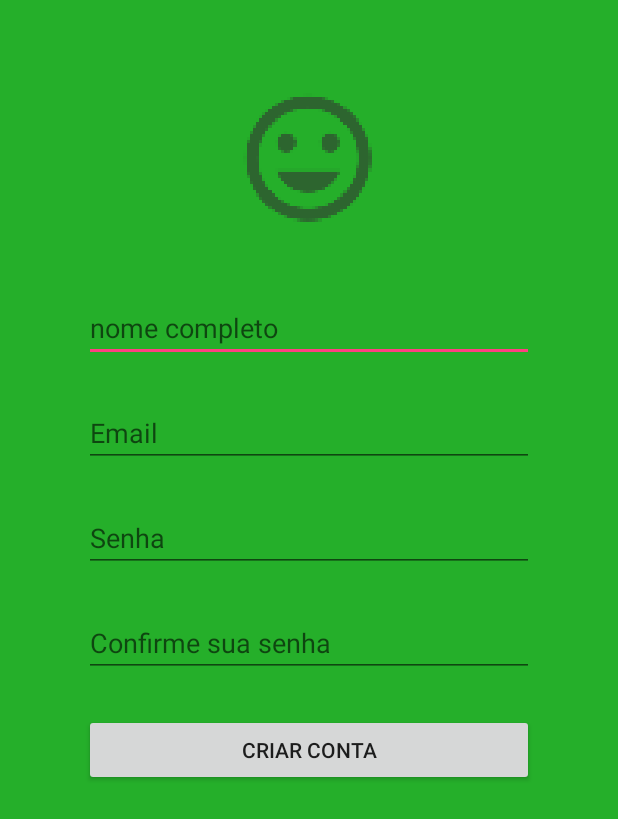
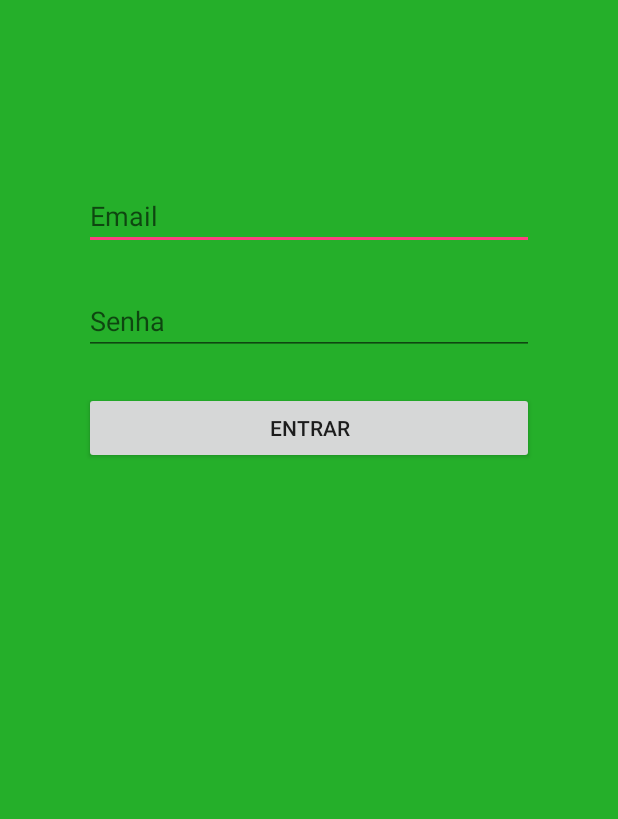
Before and after one commit to alanfialho/PeladaFC, an Android app: the screen it shows after launch (CriarContaActivity before the commit, AutenticarContaActivity after it), on a phone screen of 412 x 824 dp. Shown: the top 819 px of the screen. Run offline under Robolectric (Android 15) with nearby library versions, the phone set to English and light mode, and no system bars.

Commit message:
tela login

```diff
--- /dev/null
+++ b/app/src/main/java/com/br/peladafc/view/AutenticarContaActivity.java
@@ -0,0 +1,36 @@
+package com.br.peladafc.view;
+
+import android.os.Bundle;
+import android.view.View;
+import android.widget.EditText;
+
+import com.br.peladafc.R;
+import com.br.peladafc.controller.AutenticarContaController;
+
+public class AutenticarContaActivity extends BaseActivity {
+
+    AutenticarContaController controller;
+
+    @Override
+    protected void onCreate(Bundle savedInstanceState) {
+        super.onCreate(savedInstanceState);
+        setContentView(R.layout.activity_autenticar_conta);
+        this.controller = new AutenticarContaController(this);
+    }
+
+    public String getEmail()
+    {
+        EditText editText   = (EditText)findViewById(R.id.etEmail);
+        return editText.getText().toString();
+    }
+
+    public String getSenha()
+    {
+        EditText editText   = (EditText)findViewById(R.id.etSenha);
+        return editText.getText().toString();
+    }
+
+    protected void entrarOnClick(View view){
+        controller.ExecutarAutenticarConta();
+    }
+}
--- /dev/null
+++ b/app/src/main/java/com/br/peladafc/view/BaseActivity.java
@@ -0,0 +1,37 @@
+package com.br.peladafc.view;
+
+import android.app.ProgressDialog;
+import android.support.v7.app.AppCompatActivity;
+import android.widget.Toast;
+
+/**
+ * Created by alan on 22/02/2017.
+ */
+
+public class BaseActivity extends AppCompatActivity{
+
+        private ProgressDialog dialog;
+
+        public void mostrarMensagem(final String mensagem){
+            if(dialog.isShowing())
+                esconderMensagemDeEspera();
+
+            this.runOnUiThread(new Runnable() {
+                @Override
+                public void run() {
+                    Toast toast = Toast.makeText(getApplicationContext(), mensagem, Toast.LENGTH_SHORT);
+                    toast.show();
+                }
+            });
+        }
+
+        public void mostrarMensagemDeEspera(){
+            dialog = ProgressDialog.show(this, "Executando", "Aguarde...", true);
+        }
+
+        public void esconderMensagemDeEspera(){
+            dialog.dismiss();
+        }
+
+
+}
--- a/app/src/main/java/com/br/peladafc/view/CriarContaActivity.java
+++ b/app/src/main/java/com/br/peladafc/view/CriarContaActivity.java
@@ -11,10 +11,9 @@ import com.br.peladafc.controller.CriarContaController;
 import com.br.peladafc.view.components.ImageSelector;
 
 
-public class CriarContaActivity extends AppCompatActivity {
+public class CriarContaActivity extends BaseActivity{
 
     private CriarContaController controller;
-    private ProgressDialog dialog;
 
     @Override
     protected void onCreate(Bundle savedInstanceState) {
@@ -50,27 +49,6 @@ public class CriarContaActivity extends AppCompatActivity {
         return editText.getText().toString();
     }
 
-    public void mostrarMensagem(final String mensagem){
-        if(dialog.isShowing())
-            esconderMensagemDeEspera();
-
-        this.runOnUiThread(new Runnable() {
-            @Override
-            public void run() {
-                Toast toast = Toast.makeText(getApplicationContext(), mensagem, Toast.LENGTH_SHORT);
-                toast.show();
-            }
-        });
-    }
-
-    public void mostrarMensagemDeEspera(){
-        dialog = ProgressDialog.show(this, "Executando", "Aguarde...", true);
-    }
-
-    public void esconderMensagemDeEspera(){
-        dialog.dismiss();
-    }
-
     protected void criarContaOnClick(View view){
         controller.ExecutarCriarConta();
     }
--- /dev/null
+++ b/app/src/main/res/layout/activity_autenticar_conta.xml
@@ -0,0 +1,43 @@
+<?xml version="1.0" encoding="utf-8"?>
+<RelativeLayout xmlns:android="http://schemas.android.com/apk/res/android"
+    xmlns:tools="http://schemas.android.com/tools"
+    android:id="@+id/activity_autenticar_usuario"
+    android:layout_width="match_parent"
+    android:layout_height="match_parent"
+    android:paddingBottom="@dimen/activity_vertical_margin"
+    android:paddingLeft="@dimen/activity_horizontal_margin"
+    android:paddingRight="@dimen/activity_horizontal_margin"
+    android:paddingTop="@dimen/activity_vertical_margin"
+    android:background="@color/colorBackground"
+    tools:context="com.br.peladafc.view.AutenticarContaActivity">
+
+    <EditText
+        android:id="@+id/etEmail"
+        android:layout_width="300dp"
+        android:layout_height="wrap_content"
+        android:hint="Email"
+        android:layout_marginTop="105dp"
+        android:layout_centerHorizontal="true"
+        android:layout_alignParentTop="true" />
+
+    <EditText
+        android:id="@+id/etSenha"
+        android:inputType="textPassword"
+        android:layout_width="300dp"
+        android:layout_height="wrap_content"
+        android:hint="Senha"
+        android:layout_centerHorizontal="true"
+        android:layout_marginTop="175dp"/>
+
+    <Button
+        android:id="@+id/btEntrar"
+        android:layout_height="wrap_content"
+        android:layout_width="300dp"
+        android:layout_centerHorizontal="true"
+        android:layout_marginTop="245dp"
+        android:text="Entrar"
+        android:onClick="entrarOnClick" />
+
+
+
+</RelativeLayout>
```
Also changed, not shown: app/src/main/AndroidManifest.xml (+6 -4 lines), app/src/main/java/com/br/peladafc/controller/AutenticarContaController.java (added, +64 -0 lines), app/src/main/java/com/br/peladafc/gateway/AutenticarContaParams.java (added, +18 -0 lines), app/src/main/java/com/br/peladafc/gateway/PeladaFCWsGateway.java (+51 -0 lines).
